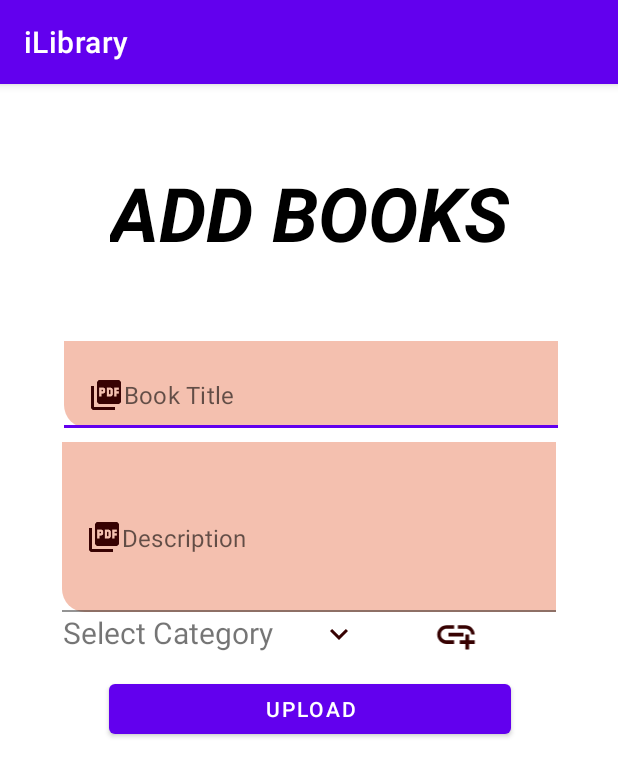
After one commit to CodeERAayush/iLibrary, an Android app: the pdfAddActivity screen opened directly, with no data from a screen before it, on a phone screen of 412 x 824 dp. The commit adds this screen. Shown: the top 777 px of the screen. Run offline under Robolectric (Android 15) with nearby library versions, the phone set to English and light mode, and no system bars; our stand-ins replace Firebase (no records; nobody signed in at launch, a user with empty details on screens opened directly).

Commit message:
Day 5 - Add pdf option added

```diff
--- a/app/src/main/AndroidManifest.xml
+++ b/app/src/main/AndroidManifest.xml
@@ -11,6 +11,9 @@
         android:roundIcon="@mipmap/ic_launcher_round"
         android:supportsRtl="true"
         android:theme="@style/Theme.ILibrary">
+        <activity
+            android:name=".pdfAddActivity"
+            android:exported="false" />
         <activity
             android:name=".AddCategoryBooks"
             android:exported="false" />
--- /dev/null
+++ b/app/src/main/java/com/codeeraayush/ilibrary/pdfAddActivity.java
@@ -0,0 +1,264 @@
+package com.codeeraayush.ilibrary;
+
+import androidx.annotation.NonNull;
+import androidx.annotation.Nullable;
+import androidx.appcompat.app.AlertDialog;
+import androidx.appcompat.app.AppCompatActivity;
+
+import android.app.ProgressDialog;
+import android.content.DialogInterface;
+import android.content.Intent;
+import android.net.Uri;
+import android.os.Bundle;
+import android.text.TextUtils;
+import android.util.Log;
+import android.view.View;
+import android.widget.Toast;
+
+import com.codeeraayush.ilibrary.databinding.ActivityPdfAddBinding;
+import com.google.android.gms.tasks.OnFailureListener;
+import com.google.android.gms.tasks.OnSuccessListener;
+import com.google.android.gms.tasks.Task;
+import com.google.firebase.FirebaseError;
+import com.google.firebase.auth.FirebaseAuth;
+import com.google.firebase.database.DataSnapshot;
+import com.google.firebase.database.DatabaseError;
+import com.google.firebase.database.DatabaseReference;
+import com.google.firebase.database.FirebaseDatabase;
+import com.google.firebase.database.ValueEventListener;
+import com.google.firebase.storage.FirebaseStorage;
+import com.google.firebase.storage.StorageReference;
+import com.google.firebase.storage.UploadTask;
+
+import java.net.URI;
+import java.util.ArrayList;
+import java.util.HashMap;
+
+public class pdfAddActivity extends AppCompatActivity {
+private ActivityPdfAddBinding binding;
+
+    //TAG for debugging
+    private static final String TAG="ADD_PDF_TAG";
+
+//firebase Auth
+    private FirebaseAuth firebaseAuth;
+
+
+    //progressDialogue
+    private ProgressDialog progressDialog;
+
+    //arrayList to store pdf categories
+    private ArrayList<ModelCategory> cat;
+
+    private Uri pdf_uri=null;
+
+    //PdF pic code
+    private static final int PDF_PICK_VAL=1000;
+
+    @Override
+    protected void onCreate(Bundle savedInstanceState) {
+        super.onCreate(savedInstanceState);
+        binding=ActivityPdfAddBinding.inflate(getLayoutInflater());
+        setContentView(binding.getRoot());
+
+        //setup progress dialogue
+        progressDialog=new ProgressDialog(this);
+        progressDialog.setTitle("Please wait...");
+        progressDialog.setCanceledOnTouchOutside(false);
+
+
+
+        //init firebase
+        firebaseAuth=FirebaseAuth.getInstance();
+
+            loadPdfCategories();
+
+
+        //add pdf
+        binding.addPdf.setOnClickListener(new View.OnClickListener() {
+            @Override
+            public void onClick(View view) {
+                pdfPicIntent();
+
+            }
+        });
+
+        binding.categorySel.setOnClickListener(new View.OnClickListener() {
+            @Override
+            public void onClick(View view) {
+                selectCategory();
+            }
+        });
+
+
+        //upload pdf
+        binding.uploadPdf.setOnClickListener(new View.OnClickListener() {
+            @Override
+            public void onClick(View view) {
+                validateData();
+            }
+        });
+
+    }
+String title="",category="",description="";
+    private void validateData() {
+title=binding.titleBk.getText().toString().trim();
+category=binding.categorySel.getText().toString().trim();
+description=binding.desBk.getText().toString().trim();
+
+//validation
+        if(TextUtils.isEmpty(title))binding.titleBk.setError("Enter Title of the Book!");
+        else if(TextUtils.isEmpty(description))binding.desBk.setError("Enter Book description!");
+        else if(TextUtils.isEmpty(category))binding.categorySel.setError("Please Select Category First!");
+        else if(pdf_uri==null) Toast.makeText(pdfAddActivity.this, "Please select a Pdf file", Toast.LENGTH_SHORT).show();
+        else{
+            uploadToStorage();
+        }
+    }
+
+    private void uploadToStorage() {
+
+        //upload pdf to firebase storage
+            progressDialog.setMessage("Uploading PDF...");
+            progressDialog.show();
+
+            //timestamp
+        long timeStamp=System.currentTimeMillis();
+//        path of pdf in firebase storage
+        String filePathAndName="Books/"+timeStamp;
+        //Storage reference
+        StorageReference storageReference= FirebaseStorage.getInstance().getReference(filePathAndName);
+        storageReference.putFile(pdf_uri).addOnSuccessListener(new OnSuccessListener<UploadTask.TaskSnapshot>() {
+            @Override
+            public void onSuccess(UploadTask.TaskSnapshot taskSnapshot) {
+                Toast.makeText(pdfAddActivity.this, "PDF uploaded Successfully!", Toast.LENGTH_SHORT).show();
+
+                //save pdf info and link to db
+                    Task<Uri> task=taskSnapshot.getStorage().getDownloadUrl();
+                    while(!task.isSuccessful());
+                    String uploadPdfurl=""+task.getResult();
+
+                    //upload to firebase database
+                uploadInfoToDb(uploadPdfurl,timeStamp);
+            }
+        })
+                .addOnFailureListener(new OnFailureListener() {
+                    @Override
+                    public void onFailure(@NonNull Exception e) {
+                        Toast.makeText(pdfAddActivity.this, ""+e.getMessage(), Toast.LENGTH_SHORT).show();
+                    }
+                });
+
+    }
+
+    private void uploadInfoToDb(String pdfUrl,long timeStamp) {
+        progressDialog.setMessage("Uploading Info to Db...");
+        progressDialog.show();
+
+        String uid=firebaseAuth.getUid();
+
+        //Setup data to upload
+        HashMap<String,Object>hashMap=new HashMap<>();
+        hashMap.put("uid",""+uid);
+        hashMap.put("id",""+timeStamp);
+        hashMap.put("title",""+title);
+        hashMap.put("description",""+description);
+        hashMap.put("url",""+pdfUrl);
+        hashMap.put("timestamp",timeStamp);
+
+        //db reference
+        DatabaseReference dbref= FirebaseDatabase.getInstance().getReference("Books");
+        dbref.child(""+timeStamp)
+                .setValue(hashMap)
+                .addOnSuccessListener(new OnSuccessListener<Void>() {
+                    @Override
+                    public void onSuccess(Void unused) {
+                      progressDialog.dismiss();
+                        Toast.makeText(pdfAddActivity.this, "Pdf Uploaded Successfully!", Toast.LENGTH_SHORT).show();
+                    }
+                })
+                .addOnFailureListener(new OnFailureListener() {
+                    @Override
+                    public void onFailure(@NonNull Exception e) {
+                        Toast.makeText(pdfAddActivity.this, "Error uploading pdf due to "+e.getMessage(), Toast.LENGTH_SHORT).show();
+                    }
+                });
+
+    }
+
+    private void loadPdfCategories() {
+        Log.d(TAG, "loadPdfCategories: Loading pdf categories...");
+
+        //initialising arraylist
+        cat=new ArrayList<>();
+
+        //setting db ref to load categories
+        DatabaseReference ref= FirebaseDatabase.getInstance().getReference("Categories");
+        ref.addValueEventListener(new ValueEventListener() {
+            @Override
+            public void onDataChange(@NonNull DataSnapshot snapshot) {
+                for(DataSnapshot sn:snapshot.getChildren()){
+                    ModelCategory modelCategory=sn.getValue(ModelCategory.class);
+                    cat.add(modelCategory);
+                }
+            }
+
+            @Override
+            public void onCancelled(@NonNull DatabaseError error) {
+
+            }
+        });
+    }
+
+    private void selectCategory() {
+
+        String cateArray[]=new String[cat.size()];
+        for(int i=0;i<cat.size();i++){
+            cateArray[i]=cat.get(i).getCategory();
+        }
+
+        //Alert dialogue to choose between each category
+        AlertDialog.Builder builder=new AlertDialog.Builder(this);
+        builder.setTitle("Pick any one category")
+                .setItems(cateArray, new DialogInterface.OnClickListener() {
+                    @Override
+                    public void onClick(DialogInterface dialogInterface, int i) {
+                        //handle item clicked
+                        //get clicked item from dialogue list
+                        String category=cateArray[i];
+                        //set to category textview
+                        binding.categorySel.setText(category);
+
+                    }
+                })
+        .show();
+
+    }
+
+    private void pdfPicIntent() {
+
+        Log.d(TAG, "pdfPicIntent: Starting Pdf pic intent");
+
+        Intent intent=new Intent();
+        intent.setType("application/pdf");
+        intent.setAction(Intent.ACTION_GET_CONTENT);
+        startActivityForResult(Intent.createChooser(intent,"Select Pdf"),PDF_PICK_VAL);
+
+    }
+
+    @Override
+    protected void onActivityResult(int requestCode, int resultCode, @Nullable Intent data) {
+        super.onActivityResult(requestCode, resultCode, data);
+        if(resultCode==RESULT_OK){
+            if(requestCode==PDF_PICK_VAL){
+                Log.d(TAG, "onActivityResult: PDF picked");
+                pdf_uri=data.getData();
+
+                Log.d(TAG, "onActivityResult: URI:"+pdf_uri);
+            }
+        }else{
+            Log.d(TAG, "onActivityResult: cancelled picking pdf");
+            Toast.makeText(pdfAddActivity.this, "cancelled picking pdf...", Toast.LENGTH_SHORT).show();
+        }
+    }
+}
--- /dev/null
+++ b/app/src/main/res/drawable/addpdf_icon.xml
@@ -0,0 +1,5 @@
+<vector android:height="24dp" android:tint="#370202"
+    android:viewportHeight="24" android:viewportWidth="24"
+    android:width="24dp" xmlns:android="http://schemas.android.com/apk/res/android">
+    <path android:fillColor="@android:color/white" android:pathData="M8,11h8v2L8,13zM20.1,12L22,12c0,-2.76 -2.24,-5 -5,-5h-4v1.9h4c1.71,0 3.1,1.39 3.1,3.1zM3.9,12c0,-1.71 1.39,-3.1 3.1,-3.1h4L11,7L7,7c-2.76,0 -5,2.24 -5,5s2.24,5 5,5h4v-1.9L7,15.1c-1.71,0 -3.1,-1.39 -3.1,-3.1zM19,12h-2v3h-3v2h3v3h2v-3h3v-2h-3z"/>
+</vector>
--- /dev/null
+++ b/app/src/main/res/drawable/cate_icon.xml
@@ -0,0 +1,7 @@
+<vector android:height="24dp" android:tint="#370202"
+    android:viewportHeight="24" android:viewportWidth="24"
+    android:width="24dp" xmlns:android="http://schemas.android.com/apk/res/android">
+    <path android:fillColor="@android:color/white" android:pathData="M12,2l-5.5,9h11z"/>
+    <path android:fillColor="@android:color/white" android:pathData="M17.5,17.5m-4.5,0a4.5,4.5 0,1 1,9 0a4.5,4.5 0,1 1,-9 0"/>
+    <path android:fillColor="@android:color/white" android:pathData="M3,13.5h8v8H3z"/>
+</vector>
--- /dev/null
+++ b/app/src/main/res/drawable/down_icon.xml
@@ -0,0 +1,5 @@
+<vector android:height="24dp" android:tint="#370202"
+    android:viewportHeight="24" android:viewportWidth="24"
+    android:width="24dp" xmlns:android="http://schemas.android.com/apk/res/android">
+    <path android:fillColor="@android:color/white" android:pathData="M7.41,8.59L12,13.17l4.59,-4.58L18,10l-6,6 -6,-6 1.41,-1.41z"/>
+</vector>
--- /dev/null
+++ b/app/src/main/res/drawable/pdf_icon.xml
@@ -0,0 +1,5 @@
+<vector android:height="24dp" android:tint="#370202"
+    android:viewportHeight="24" android:viewportWidth="24"
+    android:width="24dp" xmlns:android="http://schemas.android.com/apk/res/android">
+    <path android:fillColor="@android:color/white" android:pathData="M20,2L8,2c-1.1,0 -2,0.9 -2,2v12c0,1.1 0.9,2 2,2h12c1.1,0 2,-0.9 2,-2L22,4c0,-1.1 -0.9,-2 -2,-2zM11.5,9.5c0,0.83 -0.67,1.5 -1.5,1.5L9,11v2L7.5,13L7.5,7L10,7c0.83,0 1.5,0.67 1.5,1.5v1zM16.5,11.5c0,0.83 -0.67,1.5 -1.5,1.5h-2.5L12.5,7L15,7c0.83,0 1.5,0.67 1.5,1.5v3zM20.5,8.5L19,8.5v1h1.5L20.5,11L19,11v2h-1.5L17.5,7h3v1.5zM9,9.5h1v-1L9,8.5v1zM4,6L2,6v14c0,1.1 0.9,2 2,2h14v-2L4,20L4,6zM14,11.5h1v-3h-1v3z"/>
+</vector>
--- /dev/null
+++ b/app/src/main/res/layout/activity_pdf_add.xml
@@ -0,0 +1,114 @@
+<?xml version="1.0" encoding="utf-8"?>
+<androidx.constraintlayout.widget.ConstraintLayout xmlns:android="http://schemas.android.com/apk/res/android"
+    xmlns:app="http://schemas.android.com/apk/res-auto"
+    xmlns:tools="http://schemas.android.com/tools"
+    android:layout_width="match_parent"
+    android:layout_height="match_parent"
+    tools:context=".pdfAddActivity">
+
+    <com.google.android.material.textfield.TextInputLayout
+        android:id="@+id/textInputLayout"
+        android:layout_width="409dp"
+
+        android:layout_height="wrap_content"
+        android:background="@color/white"
+        android:paddingLeft="40dp"
+        android:paddingRight="40dp"
+        app:hintEnabled="false"
+        app:layout_constraintBottom_toBottomOf="parent"
+        app:layout_constraintEnd_toEndOf="parent"
+        app:layout_constraintHorizontal_bias="1.0"
+        app:layout_constraintStart_toStartOf="parent"
+        app:layout_constraintTop_toTopOf="parent"
+        app:layout_constraintVertical_bias="0.241">
+
+        <com.google.android.material.textfield.TextInputEditText
+            android:id="@+id/titleBk"
+            android:layout_width="match_parent"
+            android:layout_height="wrap_content"
+            android:background="@drawable/shape_recyc"
+            android:drawableLeft="@drawable/pdf_icon"
+            android:hint="Book Title" />
+
+    </com.google.android.material.textfield.TextInputLayout>
+
+    <com.google.android.material.textfield.TextInputLayout
+        android:id="@+id/textInputLayout2"
+        android:layout_width="409dp"
+
+        android:layout_height="wrap_content"
+        android:background="@color/white"
+        android:paddingLeft="40dp"
+        android:paddingRight="40dp"
+        app:hintEnabled="false"
+        app:layout_constraintBottom_toBottomOf="parent"
+        app:layout_constraintEnd_toEndOf="parent"
+        app:layout_constraintStart_toStartOf="parent"
+        app:layout_constraintTop_toBottomOf="@+id/textInputLayout"
+        app:layout_constraintVertical_bias="0.022">
+
+        <com.google.android.material.textfield.TextInputEditText
+            android:id="@+id/desBk"
+            android:layout_width="match_parent"
+            android:layout_height="113dp"
+            android:background="@drawable/shape_recyc"
+            android:drawableLeft="@drawable/pdf_icon"
+            android:hint="Description" />
+
+    </com.google.android.material.textfield.TextInputLayout>
+
+    <TextView
+        android:id="@+id/categorySel"
+        android:layout_width="196dp"
+        android:layout_height="29dp"
+        android:drawableLeft="@drawable/cate_icon"
+        android:drawableEnd="@drawable/down_icon"
+        android:ems="10"
+        android:inputType="textPersonName"
+        android:text="Select Category"
+        android:textSize="20dp"
+        app:layout_constraintBottom_toBottomOf="parent"
+        app:layout_constraintEnd_toEndOf="parent"
+        app:layout_constraintHorizontal_bias="0.195"
+        app:layout_constraintStart_toStartOf="parent"
+        app:layout_constraintTop_toBottomOf="@+id/textInputLayout2"
+        app:layout_constraintVertical_bias="0.0" />
+
+    <TextView
+        android:id="@+id/textView"
+        android:layout_width="wrap_content"
+        android:layout_height="wrap_content"
+        android:text="ADD BOOKS"
+        android:textColor="@color/black"
+        android:textSize="50dp"
+        android:textStyle="bold|italic"
+        app:layout_constraintBottom_toTopOf="@+id/textInputLayout"
+        app:layout_constraintEnd_toEndOf="parent"
+        app:layout_constraintStart_toStartOf="parent"
+        app:layout_constraintTop_toTopOf="parent" />
+
+    <ImageView
+        android:id="@+id/addPdf"
+        android:layout_width="100dp"
+        android:layout_height="30dp"
+        android:layout_marginBottom="360dp"
+        app:layout_constraintBottom_toBottomOf="parent"
+        app:layout_constraintEnd_toEndOf="parent"
+        app:layout_constraintHorizontal_bias="0.219"
+        app:layout_constraintStart_toEndOf="@+id/categorySel"
+        app:layout_constraintTop_toBottomOf="@+id/textInputLayout2"
+        app:layout_constraintVertical_bias="0.0"
+        app:srcCompat="@drawable/addpdf_icon" />
+
+    <Button
+        android:id="@+id/uploadPdf"
+        android:layout_width="268dp"
+        android:layout_height="45dp"
+        android:text="Upload"
+        app:layout_constraintBottom_toBottomOf="parent"
+        app:layout_constraintEnd_toEndOf="parent"
+        app:layout_constraintHorizontal_bias="0.503"
+        app:layout_constraintStart_toStartOf="parent"
+        app:layout_constraintTop_toBottomOf="@+id/categorySel"
+        app:layout_constraintVertical_bias="0.038" />
+</androidx.constraintlayout.widget.ConstraintLayout>
```
Also changed, not shown: app/src/main/java/com/codeeraayush/ilibrary/DashboardAdminActivity.java (+10 -1 lines), app/src/main/res/layout/activity_dashboard_admin.xml (+15 -2 lines).
